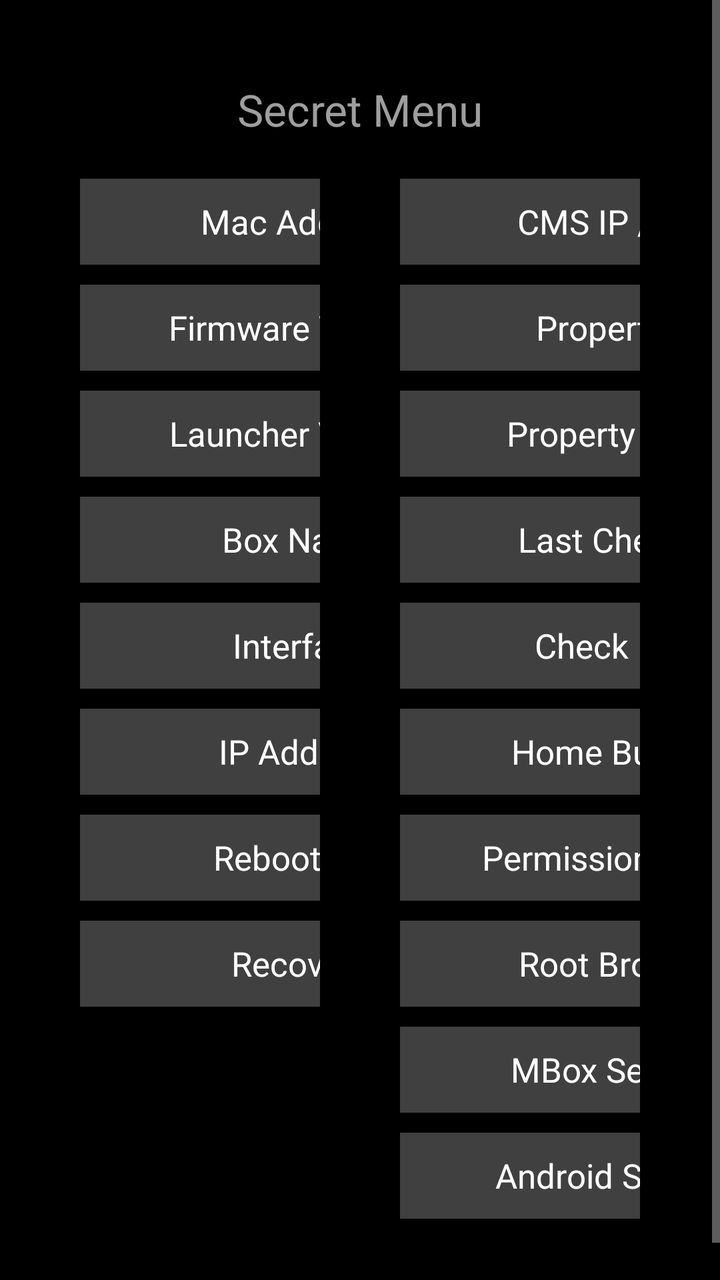
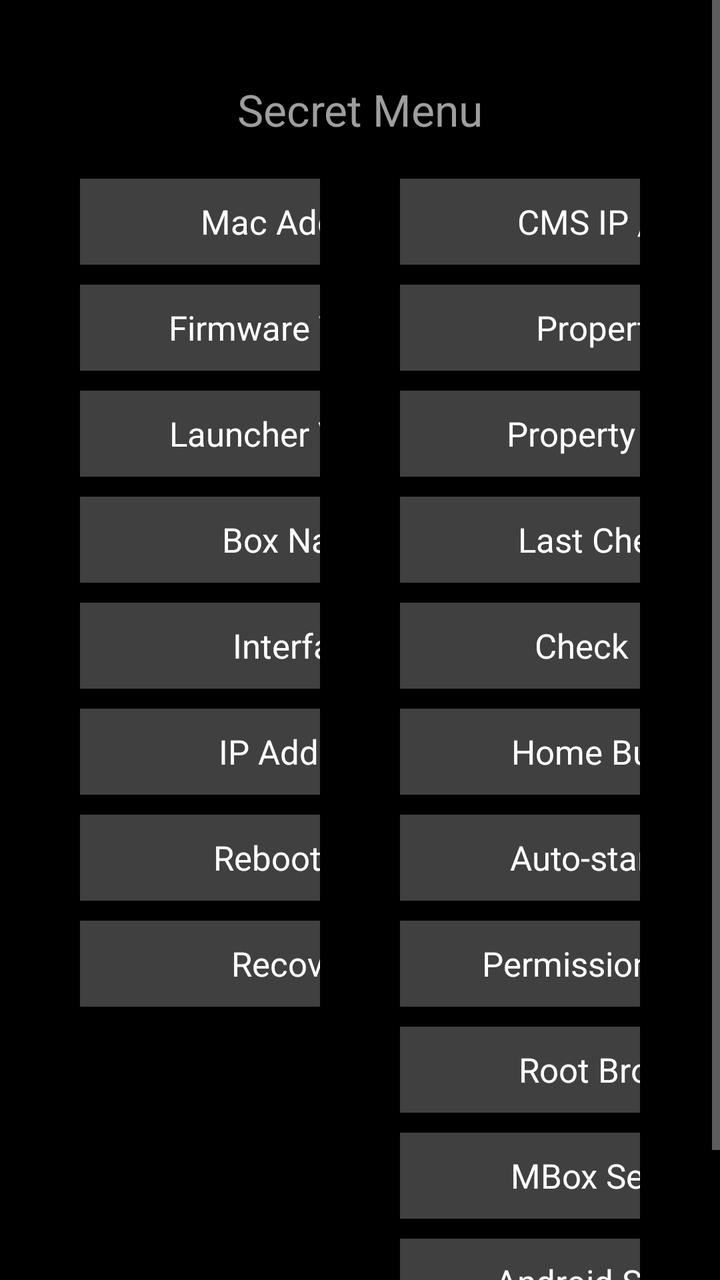

Two renders of the same Android screen: before a commit and after it. Below are the layout's source before the change and the commit's diff.
<!-- AndroidManifest.xml: application theme Theme.CustomLauncher -->
<!-- res/layout/activity_secret_menu.xml -->
<?xml version="1.0" encoding="utf-8"?>
<ScrollView xmlns:android="http://schemas.android.com/apk/res/android"
    xmlns:tools="http://schemas.android.com/tools"
    android:layout_width="match_parent"
    android:layout_height="match_parent"
    android:background="@color/black"
    android:fillViewport="true"
    tools:context=".SecretMenuActivity">

    <LinearLayout
        android:layout_width="match_parent"
        android:layout_height="wrap_content"
        android:orientation="vertical"
        android:padding="40dp">

        <TextView
            android:layout_width="match_parent"
            android:layout_height="wrap_content"
            android:layout_marginBottom="20dp"
            android:gravity="center"
            android:text="@string/secret_menu"
            android:textColor="@color/secret_heading"
            android:textSize="22sp" />

        <LinearLayout
            android:layout_width="match_parent"
            android:layout_height="wrap_content"
            android:baselineAligned="false"
            android:orientation="horizontal">

            
            <LinearLayout
                android:layout_width="0dp"
                android:layout_height="wrap_content"
                android:layout_marginEnd="20dp"
                android:layout_weight="1"
                android:orientation="vertical">

            <LinearLayout style="@style/SecretRow">
                <TextView style="@style/SecretLabel" android:text="Mac Address" />
                <TextView android:id="@+id/tv_mac_address" style="@style/SecretValue" />
            </LinearLayout>

            <LinearLayout style="@style/SecretRow">
                <TextView style="@style/SecretLabel" android:text="Firmware Version" />
                <TextView android:id="@+id/tv_firmware_version" style="@style/SecretValue" />
            </LinearLayout>

            <LinearLayout style="@style/SecretRow">
                <TextView style="@style/SecretLabel" android:text="Launcher Version" />
                <TextView android:id="@+id/tv_launcher_version" style="@style/SecretValue" />
            </LinearLayout>

            <LinearLayout style="@style/SecretRow">
                <TextView style="@style/SecretLabel" android:text="Box Name" />
                <Button android:id="@+id/bt_box_name" style="@style/SecretButton" android:text="Set Box Name" />
            </LinearLayout>

            <LinearLayout style="@style/SecretRow">
                <TextView style="@style/SecretLabel" android:text="Interface" />
                <TextView android:id="@+id/tv_interface" style="@style/SecretValue" />
            </LinearLayout>

            <LinearLayout style="@style/SecretRow">
                <TextView style="@style/SecretLabel" android:text="IP Address" />
                <Button android:id="@+id/bt_ip_address" style="@style/SecretButton" android:text="Network Disconnected" />
            </LinearLayout>

            <LinearLayout style="@style/SecretRow">
                <TextView style="@style/SecretLabel" android:text="Reboot Box" />
                <Button android:id="@+id/bt_reboot_box" style="@style/SecretButton" android:text="Reboot" />
            </LinearLayout>

            <LinearLayout style="@style/SecretRow">
                <TextView style="@style/SecretLabel" android:text="Recovery" />
                <Button android:id="@+id/bt_reboot_recovery" style="@style/SecretButton" android:text="Reboot to Recovery" />
            </LinearLayout>

            </LinearLayout>
            

            
            <LinearLayout
                android:layout_width="0dp"
                android:layout_height="wrap_content"
                android:layout_marginStart="20dp"
                android:layout_weight="1"
                android:orientation="vertical">

            <LinearLayout style="@style/SecretRow">
                <TextView style="@style/SecretLabel" android:text="CMS IP / Port" />
                <Button android:id="@+id/bt_cms" style="@style/SecretButton" android:text="172.19.0.3:4053" />
            </LinearLayout>

            <LinearLayout style="@style/SecretRow">
                <TextView style="@style/SecretLabel" android:text="Property ID" />
                <TextView android:id="@+id/tv_property_id" style="@style/SecretValue" />
            </LinearLayout>

            <LinearLayout style="@style/SecretRow">
                <TextView style="@style/SecretLabel" android:text="Property Name" />
                <TextView android:id="@+id/tv_property_name" style="@style/SecretValueMultiLine" />
            </LinearLayout>

            <LinearLayout style="@style/SecretRow">
                <TextView style="@style/SecretLabel" android:text="Last Check-in" />
                <Button android:id="@+id/bt_last_checkin" style="@style/SecretButton" android:text="Not checked in yet" />
            </LinearLayout>

            <LinearLayout style="@style/SecretRow">
                <TextView style="@style/SecretLabel" android:text="Check Now" />
                <Button android:id="@+id/bt_check_now" style="@style/SecretButton" android:text="Check Now" />
            </LinearLayout>

            <LinearLayout style="@style/SecretRow">
                <TextView style="@style/SecretLabel" android:text="Home Buttons" />
                <Button android:id="@+id/bt_home_buttons" style="@style/SecretButton" android:text="Edit" />
            </LinearLayout>

            <LinearLayout style="@style/SecretRow">
                <TextView style="@style/SecretLabel" android:text="Permission Helper" />
                <Button android:id="@+id/bt_auto_allow" style="@style/SecretButton" android:text="Off" />
            </LinearLayout>

            <LinearLayout style="@style/SecretRow">
                <TextView style="@style/SecretLabel" android:text="Root Browser" />
                <Button android:id="@+id/bt_root_browser" style="@style/SecretButton" android:text="Open" />
            </LinearLayout>

            <LinearLayout style="@style/SecretRow">
                <TextView style="@style/SecretLabel" android:text="MBox Settings" />
                <Button android:id="@+id/bt_mbox" style="@style/SecretButton" android:text="Open MBox" />
            </LinearLayout>

            <LinearLayout style="@style/SecretRow">
                <TextView style="@style/SecretLabel" android:text="Android Settings" />
                <Button android:id="@+id/bt_settings" style="@style/SecretButton" android:text="Open Settings" />
            </LinearLayout>

            </LinearLayout>
            

        </LinearLayout>
    </LinearLayout>
</ScrollView>
<!-- resources referenced by this layout -->
<resources>
  <color name="black">#FF000000</color>
  <color name="secret_heading">#FF9E9E9E</color>
  <string name="secret_menu">Secret Menu</string>
  <style name="SecretLabel">
          <item name="android:layout_width">@dimen/secret_label_width</item>
          <item name="android:layout_height">@dimen/secret_row_height</item>
          <item name="android:layout_marginEnd">@dimen/secret_row_margin</item>
          <item name="android:gravity">center</item>
          <item name="android:background">@color/secret_label</item>
          <item name="android:textColor">@color/white</item>
          <item name="android:textSize">@dimen/secret_text</item>
      </style>
  <style name="SecretRow">
          <item name="android:layout_width">match_parent</item>
          <item name="android:layout_height">wrap_content</item>
          <item name="android:layout_marginBottom">@dimen/secret_row_margin</item>
          <item name="android:orientation">horizontal</item>
          <item name="android:gravity">center_vertical</item>
      </style>
  <style name="SecretValue">
          <item name="android:layout_width">0dp</item>
          <item name="android:layout_height">@dimen/secret_row_height</item>
          <item name="android:layout_weight">1</item>
          <item name="android:gravity">center</item>
          <item name="android:paddingStart">10dp</item>
          <item name="android:paddingEnd">10dp</item>
          <item name="android:singleLine">true</item>
          <item name="android:ellipsize">end</item>
          <item name="android:textColor">@color/secret_value</item>
          <item name="android:textSize">@dimen/secret_text</item>
      </style>
  <style name="SecretValueMultiLine" parent="SecretValue">
          <item name="android:singleLine">false</item>
          <item name="android:maxLines">3</item>
          <item name="android:textSize">@dimen/secret_text_small</item>
          <item name="android:includeFontPadding">false</item>
          <item name="android:lineSpacingMultiplier">0.9</item>
      </style>
  <style name="Theme.CustomLauncher" parent="Theme.AppCompat.NoActionBar">
          <item name="android:windowFullscreen">true</item>
          <item name="android:windowBackground">@color/black</item>
          <item name="android:windowContentOverlay">@null</item>
          <item name="colorAccent">@color/home_button_focused</item>
      </style>
  <dimen name="secret_row_height">43dp</dimen>
  <!-- drawable secret_button (drawable) -->
  <?xml version="1.0" encoding="utf-8"?>
  <selector xmlns:android="http://schemas.android.com/apk/res/android">
      <item android:drawable="@drawable/secret_button_focus" android:state_focused="true" />
      <item android:drawable="@drawable/secret_button_focus" android:state_pressed="true" />
      <item>
          <shape android:shape="rectangle">
              <solid android:color="@color/secret_button" />
          </shape>
      </item>
  </selector>
  <color name="white">#FFFFFFFF</color>
  <dimen name="secret_text">17sp</dimen>
  <dimen name="secret_label_width">220dp</dimen>
  <dimen name="secret_row_margin">10dp</dimen>
  <color name="secret_label">#FF404040</color>
  <color name="secret_value">#FFDDDDDD</color>
  <dimen name="secret_text_small">12sp</dimen>
  <color name="home_button_focused">#E62A6FDB</color>
  <color name="secret_button">#FF262626</color>
  <!-- unchanged entries left out for length: 2 -->
</resources>

<!-- the commit's change to res/layout/activity_secret_menu.xml (unified diff, before → after) -->
@@ -118,6 +118,11 @@
             </LinearLayout>
 
             <LinearLayout style="@style/SecretRow">
+                <TextView style="@style/SecretLabel" android:text="Auto-start App" />
+                <Button android:id="@+id/bt_autostart" style="@style/SecretButton" android:text="None" />
+            </LinearLayout>
+
+            <LinearLayout style="@style/SecretRow">
                 <TextView style="@style/SecretLabel" android:text="Permission Helper" />
                 <Button android:id="@+id/bt_auto_allow" style="@style/SecretButton" android:text="Off" />
             </LinearLayout>
